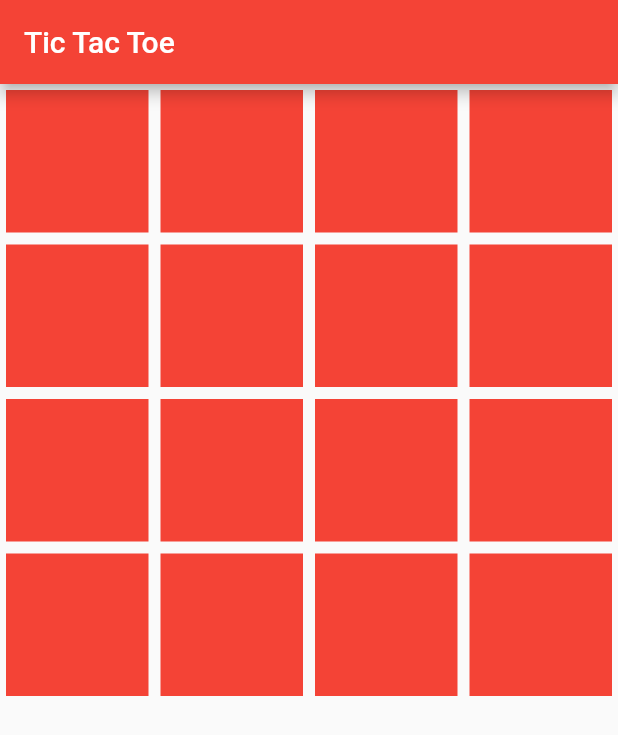
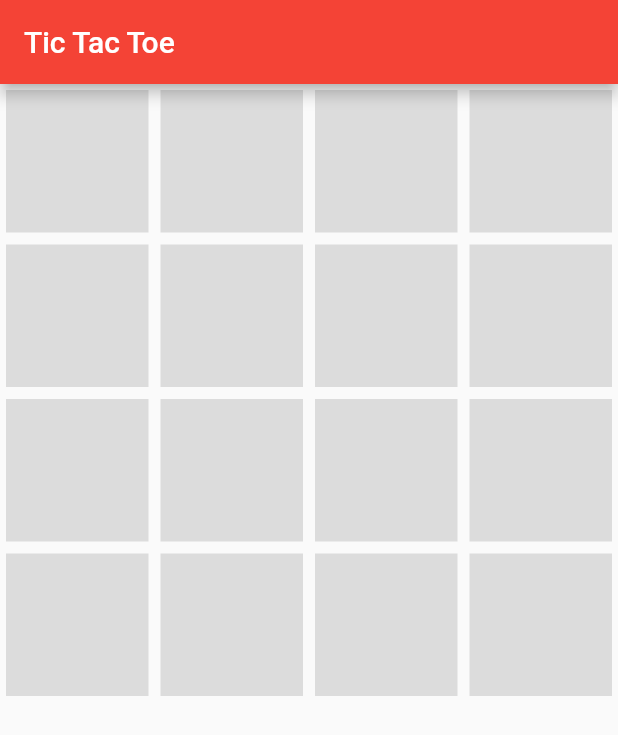
Before and after one commit to LA209224/tictactoe, a Flutter app: the screen it shows after launch, on a phone screen of 412 x 824 dp. Shown: the top 735 px of the screen. Run offline on Flutter 3.47's test engine with Material 2 defaults, Android fonts, the phone set to English and light mode, and no system bars.

Commit message:
Change the value when I touch a container

```diff
--- a/lib/model/Board.dart
+++ b/lib/model/Board.dart
@@ -3,6 +3,7 @@ class Board {
   late List<String> board;
 
   Board({required this.nbCase}) {
+    //génére la liste avec nbCase*nbCase (vide)
     board = List.filled(nbCase * nbCase, "");
   }
 
--- a/lib/screens/BoardScreen.dart
+++ b/lib/screens/BoardScreen.dart
@@ -4,8 +4,7 @@ import "package:flutter/material.dart";
 import "package:tictactoe/model/Board.dart";
 
 class BoardScreen extends StatefulWidget {
-  const BoardScreen({Key? key})
-      : super(key: key);
+  const BoardScreen({Key? key}) : super(key: key);
 
   @override
   State<StatefulWidget> createState() => _BoardScreenState();
@@ -30,16 +29,25 @@ class _BoardScreenState extends State<BoardScreen> {
             crossAxisCount: nbCase,
             //Génére le nombre de Case dans la GridView, index = position de la case
             children: List.generate(nbCase * nbCase, (index) {
-              return Container(
-                color: Colors.red,
+              //Détecte si le container à été touché
+              return GestureDetector(
+                  onTap: () {
+                    setState(() {
+                      board.setPosition(index, "OK");
+                    });
+                  },
+                  //Container qui contient la valeur de la case.
+                  child: Container(
+                    color: Colors.black12,
                     margin: const EdgeInsets.all(4),
                     child: Center(
                       child: Text(
                         board.getPosition(index),
-                    style: const TextStyle(fontSize: 32, color: Colors.white),
+                        style:
+                            const TextStyle(fontSize: 32, color: Colors.white),
                       ),
                     ),
-              );
+                  ));
             })));
   }
 }
```
Lines whose indentation alone changed are shown as unchanged.
